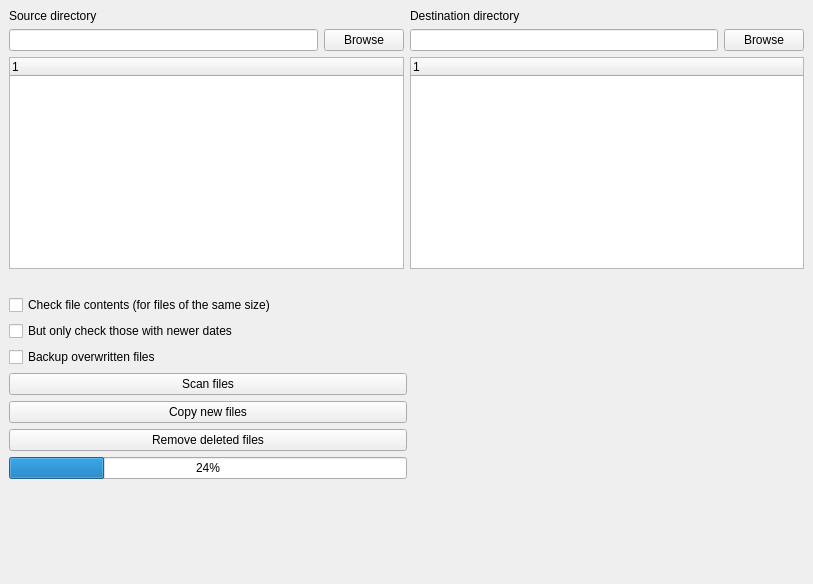
Above: qtui/main.ui from hvm2hvm/backuptool before the change. Below: the same form after it.
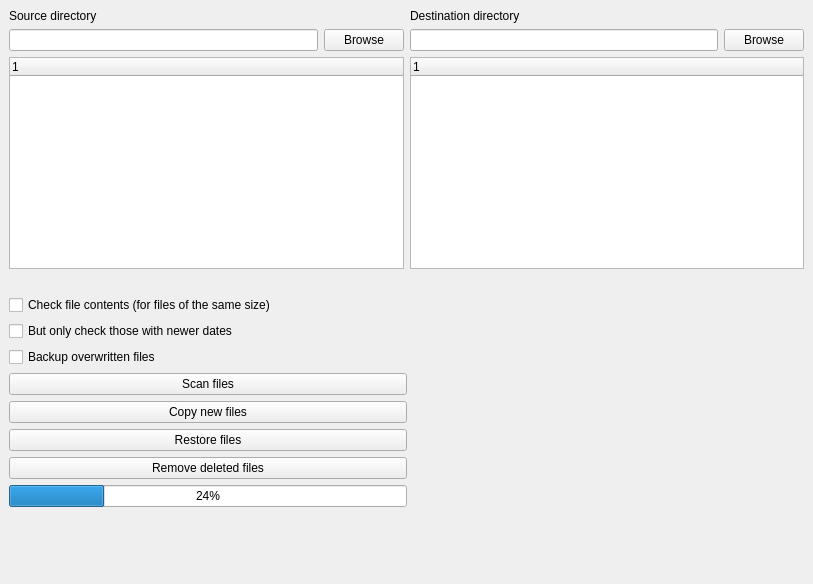
That is the form after the change.

Commit message: add restore functionality (not tested) unicode support is working

The edit to the form file:
```diff
--- a/qtui/main.ui
+++ b/qtui/main.ui
@@ -143,6 +143,13 @@
           </property>
          </widget>
         </item>
+        <item>
+         <widget class="QPushButton" name="restore_button">
+          <property name="text">
+           <string>Restore files</string>
+          </property>
+         </widget>
+        </item>
         <item>
          <widget class="QPushButton" name="remove_button">
           <property name="text">
```
The commit also changes 1 other file.
